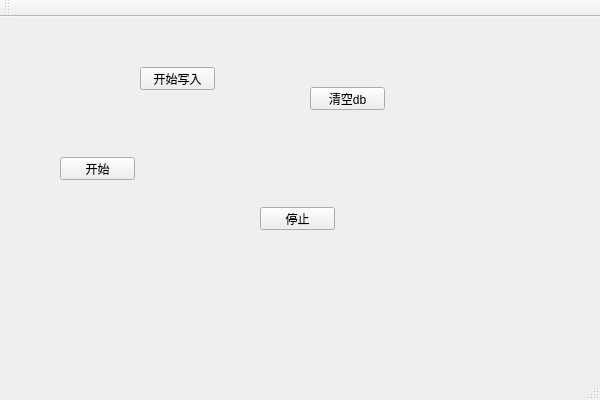
This is test_sqlite/test_sqlite/test_sqlite.ui in zhangbin2020/jilu as Qt 5 draws it before an edit. The edited form follows.
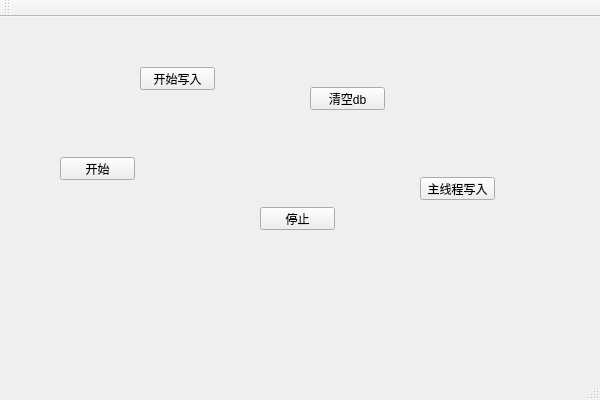
This is the edited form.

Commit message: 增加主线程for循环，调用insert语句，

Patch:
```diff
--- a/test_sqlite/test_sqlite/test_sqlite.ui
+++ b/test_sqlite/test_sqlite/test_sqlite.ui
@@ -66,6 +66,19 @@
      <string>开始写入</string>
     </property>
    </widget>
+   <widget class="QPushButton" name="btn5">
+    <property name="geometry">
+     <rect>
+      <x>420</x>
+      <y>160</y>
+      <width>75</width>
+      <height>23</height>
+     </rect>
+    </property>
+    <property name="text">
+     <string>主线程写入</string>
+    </property>
+   </widget>
   </widget>
   <widget class="QMenuBar" name="menuBar">
    <property name="geometry">
```
The commit also changes 2 other files.
